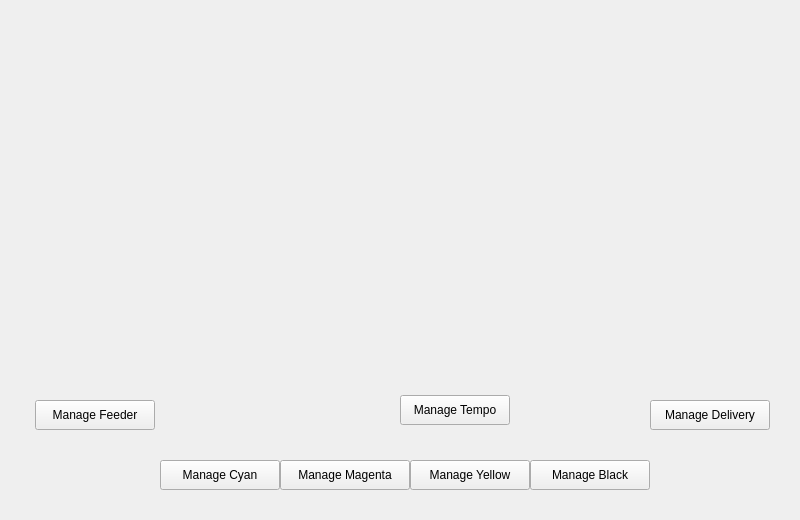
Qt form modbus-application/machineview.ui (Wolkabout/offset-printing-machine-simulator-application) before a commit.
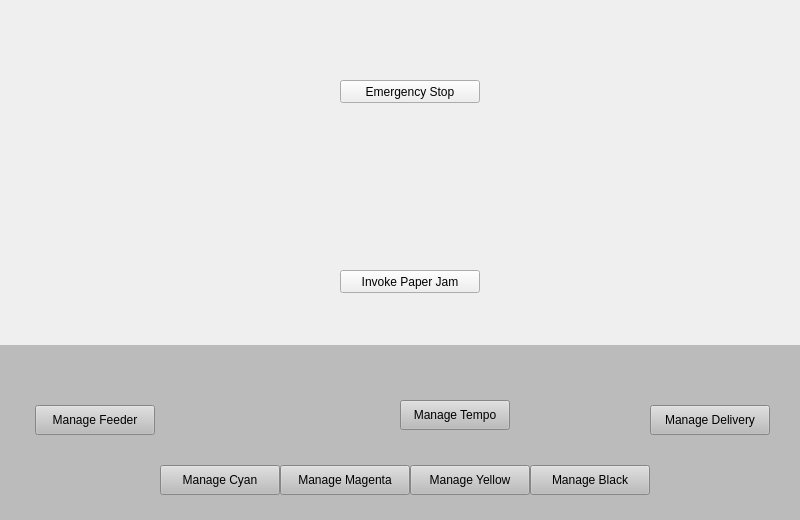
The same form after that commit. Icons and pictures are not drawn.

What changed in the file:
```diff
--- a/modbus-application/machineview.ui
+++ b/modbus-application/machineview.ui
@@ -151,116 +151,6 @@
     <set>Qt::AlignCenter</set>
    </property>
   </widget>
-  <widget class="QLabel" name="feederCount">
-   <property name="geometry">
-    <rect>
-     <x>40</x>
-     <y>370</y>
-     <width>110</width>
-     <height>20</height>
-    </rect>
-   </property>
-   <property name="text">
-    <string/>
-   </property>
-   <property name="alignment">
-    <set>Qt::AlignCenter</set>
-   </property>
-  </widget>
-  <widget class="QPushButton" name="feederManage">
-   <property name="geometry">
-    <rect>
-     <x>35</x>
-     <y>400</y>
-     <width>120</width>
-     <height>30</height>
-    </rect>
-   </property>
-   <property name="text">
-    <string>Manage Feeder</string>
-   </property>
-  </widget>
-  <widget class="QLabel" name="deliveryCount">
-   <property name="geometry">
-    <rect>
-     <x>650</x>
-     <y>370</y>
-     <width>110</width>
-     <height>20</height>
-    </rect>
-   </property>
-   <property name="text">
-    <string/>
-   </property>
-   <property name="alignment">
-    <set>Qt::AlignCenter</set>
-   </property>
-  </widget>
-  <widget class="QPushButton" name="deliverManage">
-   <property name="geometry">
-    <rect>
-     <x>650</x>
-     <y>400</y>
-     <width>120</width>
-     <height>30</height>
-    </rect>
-   </property>
-   <property name="text">
-    <string>Manage Delivery</string>
-   </property>
-  </widget>
-  <widget class="QPushButton" name="cyanManage">
-   <property name="geometry">
-    <rect>
-     <x>160</x>
-     <y>460</y>
-     <width>120</width>
-     <height>30</height>
-    </rect>
-   </property>
-   <property name="text">
-    <string>Manage Cyan</string>
-   </property>
-  </widget>
-  <widget class="QPushButton" name="magentaManage">
-   <property name="geometry">
-    <rect>
-     <x>280</x>
-     <y>460</y>
-     <width>130</width>
-     <height>30</height>
-    </rect>
-   </property>
-   <property name="text">
-    <string>Manage Magenta</string>
-   </property>
-  </widget>
-  <widget class="QPushButton" name="yellowManage">
-   <property name="geometry">
-    <rect>
-     <x>410</x>
-     <y>460</y>
-     <width>120</width>
-     <height>30</height>
-    </rect>
-   </property>
-   <property name="text">
-    <string>Manage Yellow</string>
-   </property>
-  </widget>
-  <widget class="QPushButton" name="blackManage">
-   <property name="geometry">
-    <rect>
-     <x>530</x>
-     <y>460</y>
-     <width>120</width>
-     <height>30</height>
-    </rect>
-   </property>
-   <property name="text">
-    <string>Manage Black</string>
-   </property>
-  </widget>
   <widget class="QLabel" name="cyanCount">
    <property name="geometry">
     <rect>
@@ -325,34 +215,189 @@
     <set>Qt::AlignCenter</set>
    </property>
   </widget>
-  <widget class="QPushButton" name="tempoManage">
+  <widget class="QPushButton" name="emergencyStop">
    <property name="geometry">
     <rect>
-     <x>400</x>
-     <y>395</y>
-     <width>110</width>
-     <height>30</height>
+     <x>340</x>
+     <y>80</y>
+     <width>140</width>
+     <height>23</height>
     </rect>
    </property>
    <property name="text">
-    <string>Manage Tempo</string>
+    <string>Emergency Stop</string>
    </property>
   </widget>
-  <widget class="QLabel" name="tempoCount">
+  <widget class="QPushButton" name="paperJam">
    <property name="geometry">
     <rect>
-     <x>280</x>
-     <y>400</y>
-     <width>110</width>
-     <height>20</height>
+     <x>340</x>
+     <y>270</y>
+     <width>140</width>
+     <height>23</height>
     </rect>
    </property>
    <property name="text">
-    <string/>
+    <string>Invoke Paper Jam</string>
    </property>
-   <property name="alignment">
-    <set>Qt::AlignCenter</set>
+  </widget>
+  <widget class="QFrame" name="frame">
+   <property name="geometry">
+    <rect>
+     <x>0</x>
+     <y>345</y>
+     <width>800</width>
+     <height>175</height>
+    </rect>
    </property>
+   <property name="styleSheet">
+    <string notr="true">background-color: #BBBBBB;</string>
+   </property>
+   <property name="frameShape">
+    <enum>QFrame::NoFrame</enum>
+   </property>
+   <property name="frameShadow">
+    <enum>QFrame::Plain</enum>
+   </property>
+   <widget class="QLabel" name="deliveryCount">
+    <property name="geometry">
+     <rect>
+      <x>650</x>
+      <y>30</y>
+      <width>110</width>
+      <height>20</height>
+     </rect>
+    </property>
+    <property name="text">
+     <string/>
+    </property>
+    <property name="alignment">
+     <set>Qt::AlignCenter</set>
+    </property>
+   </widget>
+   <widget class="QPushButton" name="cyanManage">
+    <property name="geometry">
+     <rect>
+      <x>160</x>
+      <y>120</y>
+      <width>120</width>
+      <height>30</height>
+     </rect>
+    </property>
+    <property name="text">
+     <string>Manage Cyan</string>
+    </property>
+   </widget>
+   <widget class="QPushButton" name="magentaManage">
+    <property name="geometry">
+     <rect>
+      <x>280</x>
+      <y>120</y>
+      <width>130</width>
+      <height>30</height>
+     </rect>
+    </property>
+    <property name="text">
+     <string>Manage Magenta</string>
+    </property>
+   </widget>
+   <widget class="QLabel" name="tempoCount">
+    <property name="geometry">
+     <rect>
+      <x>280</x>
+      <y>60</y>
+      <width>110</width>
+      <height>20</height>
+     </rect>
+    </property>
+    <property name="text">
+     <string/>
+    </property>
+    <property name="alignment">
+     <set>Qt::AlignCenter</set>
+    </property>
+   </widget>
+   <widget class="QPushButton" name="deliverManage">
+    <property name="geometry">
+     <rect>
+      <x>650</x>
+      <y>60</y>
+      <width>120</width>
+      <height>30</height>
+     </rect>
+    </property>
+    <property name="text">
+     <string>Manage Delivery</string>
+    </property>
+   </widget>
+   <widget class="QPushButton" name="blackManage">
+    <property name="geometry">
+     <rect>
+      <x>530</x>
+      <y>120</y>
+      <width>120</width>
+      <height>30</height>
+     </rect>
+    </property>
+    <property name="text">
+     <string>Manage Black</string>
+    </property>
+   </widget>
+   <widget class="QPushButton" name="tempoManage">
+    <property name="geometry">
+     <rect>
+      <x>400</x>
+      <y>55</y>
+      <width>110</width>
+      <height>30</height>
+     </rect>
+    </property>
+    <property name="text">
+     <string>Manage Tempo</string>
+    </property>
+   </widget>
+   <widget class="QPushButton" name="yellowManage">
+    <property name="geometry">
+     <rect>
+      <x>410</x>
+      <y>120</y>
+      <width>120</width>
+      <height>30</height>
+     </rect>
+    </property>
+    <property name="text">
+     <string>Manage Yellow</string>
+    </property>
+   </widget>
+   <widget class="QPushButton" name="feederManage">
+    <property name="geometry">
+     <rect>
+      <x>35</x>
+      <y>60</y>
+      <width>120</width>
+      <height>30</height>
+     </rect>
+    </property>
+    <property name="text">
+     <string>Manage Feeder</string>
+    </property>
+   </widget>
+   <widget class="QLabel" name="feederCount">
+    <property name="geometry">
+     <rect>
+      <x>40</x>
+      <y>30</y>
+      <width>110</width>
+      <height>20</height>
+     </rect>
+    </property>
+    <property name="text">
+     <string/>
+    </property>
+    <property name="alignment">
+     <set>Qt::AlignCenter</set>
+    </property>
+   </widget>
   </widget>
  </widget>
  <resources>
```
Left out of the diff: 13 changed lines with no effect on the pictures.
